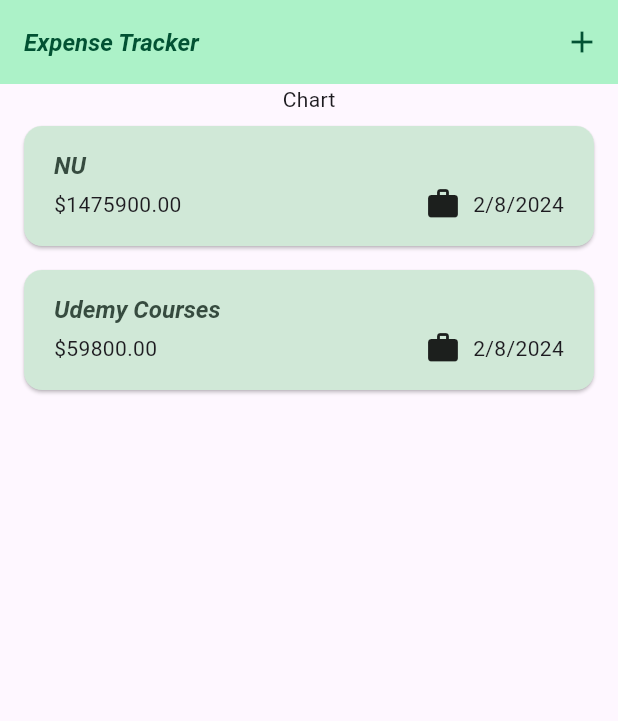
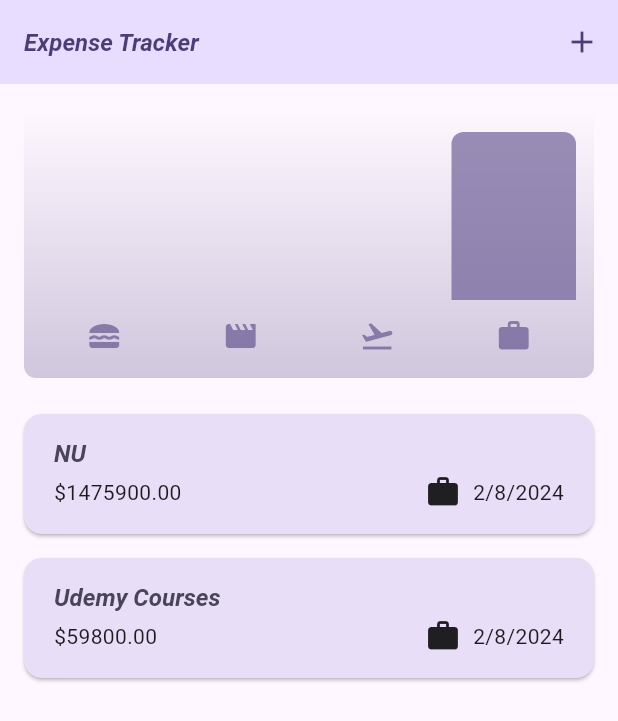
Before and after one commit to eacardenase/flutter-expenses, a Flutter app: the screen it shows after launch, on a phone screen of 412 x 824 dp. Shown: the top 721 px of the screen. Run offline on Flutter 3.47's test engine with Material 3 defaults, Android fonts, the phone set to English and light mode, and no system bars.

Commit message:
feat: add expense chart

```diff
--- a/lib/main.dart
+++ b/lib/main.dart
@@ -2,10 +2,11 @@ import 'package:flutter/material.dart';
 
 import 'package:expense_tracker/screens/expenses_screen.dart';
 
-var colorScheme = ColorScheme.fromSeed(seedColor: Colors.greenAccent);
+var colorScheme =
+    ColorScheme.fromSeed(seedColor: const Color.fromARGB(255, 96, 59, 181));
 var darkColorScheme = ColorScheme.fromSeed(
   brightness: Brightness.dark,
-  seedColor: Colors.cyan,
+  seedColor: const Color.fromARGB(255, 5, 99, 125),
 );
 
 void main() {
--- a/lib/screens/expenses_screen.dart
+++ b/lib/screens/expenses_screen.dart
@@ -14,13 +14,13 @@ class ExpensesScreen extends StatefulWidget {
 class _ExpensesScreenState extends State<ExpensesScreen> {
   final List<Expense> _registeredExpenses = [
     Expense(
-      title: "NU",
+      title: 'NU',
       amount: 1475900,
       category: Category.work,
       date: DateTime.now(),
     ),
     Expense(
-      title: "Udemy Courses",
+      title: 'Udemy Courses',
       amount: 59800,
       category: Category.work,
       date: DateTime.now(),
@@ -70,7 +70,7 @@ class _ExpensesScreenState extends State<ExpensesScreen> {
     return Scaffold(
       appBar: AppBar(
         title: const Text(
-          "Expense Tracker",
+          'Expense Tracker',
         ),
         actions: [
           IconButton(
--- /dev/null
+++ b/lib/widgets/chart/chart.dart
@@ -0,0 +1,97 @@
+import 'package:flutter/material.dart';
+
+import 'package:expense_tracker/models/expense_bucket.dart';
+import 'package:expense_tracker/models/expense.dart';
+import 'package:expense_tracker/widgets/chart/chart_bar.dart';
+
+class Chart extends StatelessWidget {
+  const Chart({super.key, required this.expenses});
+
+  final List<Expense> expenses;
+
+  List<ExpenseBucket> get buckets {
+    return [
+      ExpenseBucket.forCategory(expenses, Category.food),
+      ExpenseBucket.forCategory(expenses, Category.leisure),
+      ExpenseBucket.forCategory(expenses, Category.travel),
+      ExpenseBucket.forCategory(expenses, Category.work),
+    ];
+  }
+
+  double get maxTotalExpense {
+    double maxTotalExpense = 0;
+
+    for (final bucket in buckets) {
+      if (bucket.totalExpenses > maxTotalExpense) {
+        maxTotalExpense = bucket.totalExpenses;
+      }
+    }
+
+    return maxTotalExpense;
+  }
+
+  @override
+  Widget build(BuildContext context) {
+    final isDarkMode =
+        MediaQuery.of(context).platformBrightness == Brightness.dark;
+
+    return Container(
+      margin: const EdgeInsets.all(16),
+      padding: const EdgeInsets.symmetric(
+        vertical: 16,
+        horizontal: 8,
+      ),
+      width: double.infinity,
+      height: 180,
+      decoration: BoxDecoration(
+        borderRadius: BorderRadius.circular(8),
+        gradient: LinearGradient(
+          colors: [
+            Theme.of(context).colorScheme.primary.withOpacity(0.3),
+            Theme.of(context).colorScheme.primary.withOpacity(0.0)
+          ],
+          begin: Alignment.bottomCenter,
+          end: Alignment.topCenter,
+        ),
+      ),
+      child: Column(
+        children: [
+          Expanded(
+            child: Row(
+              crossAxisAlignment: CrossAxisAlignment.end,
+              children: [
+                for (final bucket in buckets) // alternative to map()
+                  ChartBar(
+                    fill: bucket.totalExpenses == 0
+                        ? 0
+                        : bucket.totalExpenses / maxTotalExpense,
+                  )
+              ],
+            ),
+          ),
+          const SizedBox(height: 12),
+          Row(
+            children: buckets
+                .map(
+                  (bucket) => Expanded(
+                    child: Padding(
+                      padding: const EdgeInsets.symmetric(horizontal: 4),
+                      child: Icon(
+                        categoryIcons[bucket.category],
+                        color: isDarkMode
+                            ? Theme.of(context).colorScheme.secondary
+                            : Theme.of(context)
+                                .colorScheme
+                                .primary
+                                .withOpacity(0.7),
+                      ),
+                    ),
+                  ),
+                )
+                .toList(),
+          )
+        ],
+      ),
+    );
+  }
+}
--- /dev/null
+++ b/lib/widgets/chart/chart_bar.dart
@@ -0,0 +1,35 @@
+import 'package:flutter/material.dart';
+
+class ChartBar extends StatelessWidget {
+  const ChartBar({
+    super.key,
+    required this.fill,
+  });
+
+  final double fill;
+
+  @override
+  Widget build(BuildContext context) {
+    final isDarkMode =
+        MediaQuery.of(context).platformBrightness == Brightness.dark;
+
+    return Expanded(
+      child: Padding(
+        padding: const EdgeInsets.symmetric(horizontal: 4),
+        child: FractionallySizedBox(
+          heightFactor: fill, // 0 <>  1
+          child: DecoratedBox(
+            decoration: BoxDecoration(
+              shape: BoxShape.rectangle,
+              borderRadius:
+                  const BorderRadius.vertical(top: Radius.circular(8)),
+              color: isDarkMode
+                  ? Theme.of(context).colorScheme.secondary
+                  : Theme.of(context).colorScheme.primary.withOpacity(0.65),
+            ),
+          ),
+        ),
+      ),
+    );
+  }
+}
--- a/lib/widgets/expenses.dart
+++ b/lib/widgets/expenses.dart
@@ -1,6 +1,7 @@
 import 'package:flutter/material.dart';
 
 import 'package:expense_tracker/models/expense.dart';
+import 'package:expense_tracker/widgets/chart/chart.dart';
 import 'package:expense_tracker/widgets/expenses_list/expenses_list.dart';
 
 class Expenses extends StatefulWidget {
@@ -35,7 +36,7 @@ class _ExpensesState extends State<Expenses> {
 
     return Column(
       children: [
-        const Text('Chart'),
+        Chart(expenses: widget.expenses),
         Expanded(
           child: mainContent,
         ),
```
